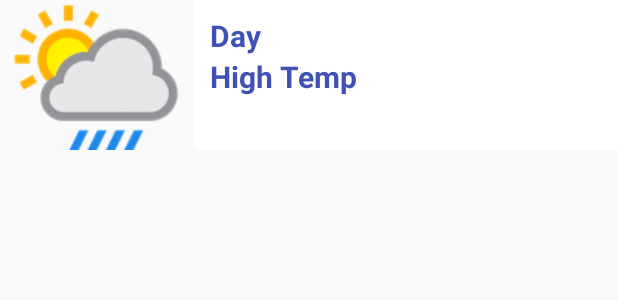
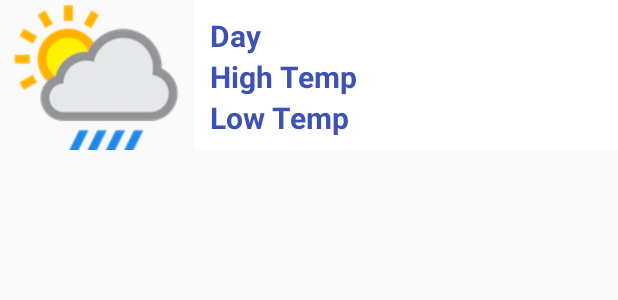
Before and after one commit to mikeschen/weatherAndroid, an Android app: the layout weather_list_item.xml on its own in the app's theme, with its tools: preview values and no code run, on a phone screen of 412 x 824 dp. Shown: the top 300 px of the screen. Run offline under Robolectric (Android 15) with nearby library versions, the phone set to English and light mode, and no system bars.

Commit message:
add min temp for listadapter and page adapter

```diff
--- a/app/src/main/java/com/example/guest/weather/adapters/WeatherListAdapter.java
+++ b/app/src/main/java/com/example/guest/weather/adapters/WeatherListAdapter.java
@@ -55,6 +55,7 @@ public class WeatherListAdapter extends RecyclerView.Adapter<WeatherListAdapter.
         @Bind(R.id.dateTextView) TextView mDateTextView;
         @Bind(R.id.weatherImageView) ImageView mWeatherImageView;
         @Bind(R.id.weatherMaxTextView) TextView mMaxTextView;
+        @Bind(R.id.weatherMinTextView) TextView mMinTextView;
         private Context mContext;
 
 
@@ -78,6 +79,7 @@ public class WeatherListAdapter extends RecyclerView.Adapter<WeatherListAdapter.
         public void bindWeather(Weather weather) {
             mDateTextView.setText(weather.getDate());
             mMaxTextView.setText("High: " + weather.getMaxTemp());
+            mMinTextView.setText("Low: " + weather.getMinTemp());
         }
     }
 }
--- a/app/src/main/java/com/example/guest/weather/services/WeatherService.java
+++ b/app/src/main/java/com/example/guest/weather/services/WeatherService.java
@@ -62,6 +62,7 @@ public class WeatherService {
                 for (int i = 0; i < listJSON.length(); i++) {
                     JSONObject dayJSON = listJSON.getJSONObject(i);
                     int maxTemp = dayJSON.getJSONObject("temp").getInt("max");
+                    int minTemp = dayJSON.getJSONObject("temp").getInt("min");
                     Log.d(TAG, "testData" + dayJSON);
                     long dateJSON = (dayJSON.getLong("dt") * 1000);
 
@@ -69,7 +70,7 @@ public class WeatherService {
                     SimpleDateFormat df = new SimpleDateFormat("EEEE");
                     date = df.format(dateJSON);
 
-                    Weather weather = new Weather(maxTemp, date);
+                    Weather weather = new Weather(maxTemp, minTemp, date);
                     weathers.add(weather);
                 }
             }
--- a/app/src/main/java/com/example/guest/weather/ui/WeatherDetailFragment.java
+++ b/app/src/main/java/com/example/guest/weather/ui/WeatherDetailFragment.java
@@ -23,6 +23,7 @@ public class WeatherDetailFragment extends Fragment {
 
     @Bind(R.id.dateTextView) TextView mDateTextView;
     @Bind(R.id.weatherMaxTextView) TextView mWeatherMaxTextView;
+    @Bind(R.id.weatherMinTextView) TextView mWeatherMinTextView;
 
     private Weather mWeather;
 
@@ -50,6 +51,7 @@ public class WeatherDetailFragment extends Fragment {
         // Inflate the layout for this fragment
         mDateTextView.setText((mWeather.getDate()));
         mWeatherMaxTextView.setText((mWeather.getMaxTemp() + " High"));
+        mWeatherMinTextView.setText((mWeather.getMinTemp() + " Low"));
         return view;
     }
 
--- a/app/src/main/res/layout/fragment_weather_detail.xml
+++ b/app/src/main/res/layout/fragment_weather_detail.xml
@@ -81,7 +81,7 @@
                     android:layout_width="wrap_content"
                     android:layout_height="wrap_content"
                     android:text="Low Temp"
-                    android:id="@+id/lowTempTextView"
+                    android:id="@+id/weatherMinTextView"
                     android:drawablePadding="4dp"
                     android:textColor="@color/colorTextIcons"
                     android:textSize="15sp"
--- a/app/src/main/res/layout/weather_list_item.xml
+++ b/app/src/main/res/layout/weather_list_item.xml
@@ -36,5 +36,14 @@
             android:text="High Temp"
             android:textColor="@color/colorPrimary"/>
 
+        <TextView
+            android:layout_width="wrap_content"
+            android:layout_height="wrap_content"
+            android:id="@+id/weatherMinTextView"
+            android:textSize="20dp"
+            android:textStyle="bold"
+            android:text="Low Temp"
+            android:textColor="@color/colorPrimary"/>
+
     </LinearLayout>
 </LinearLayout>
```
Also changed, not shown: app/src/main/java/com/example/guest/weather/models/Weather.java (+8 -1 lines).
